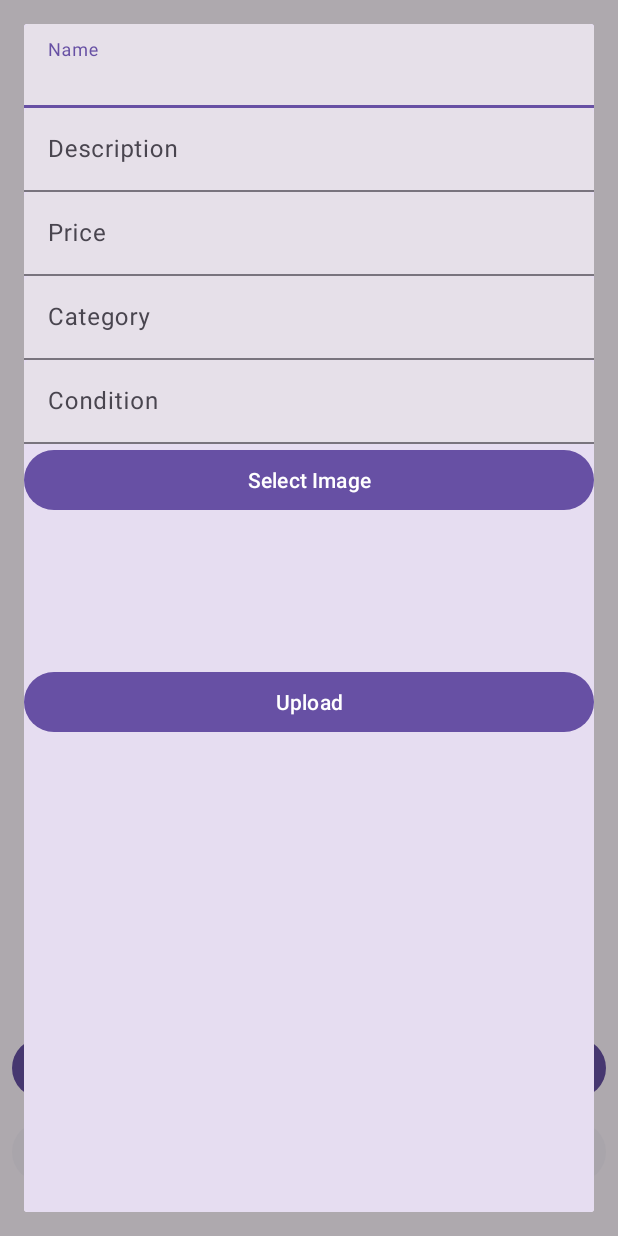
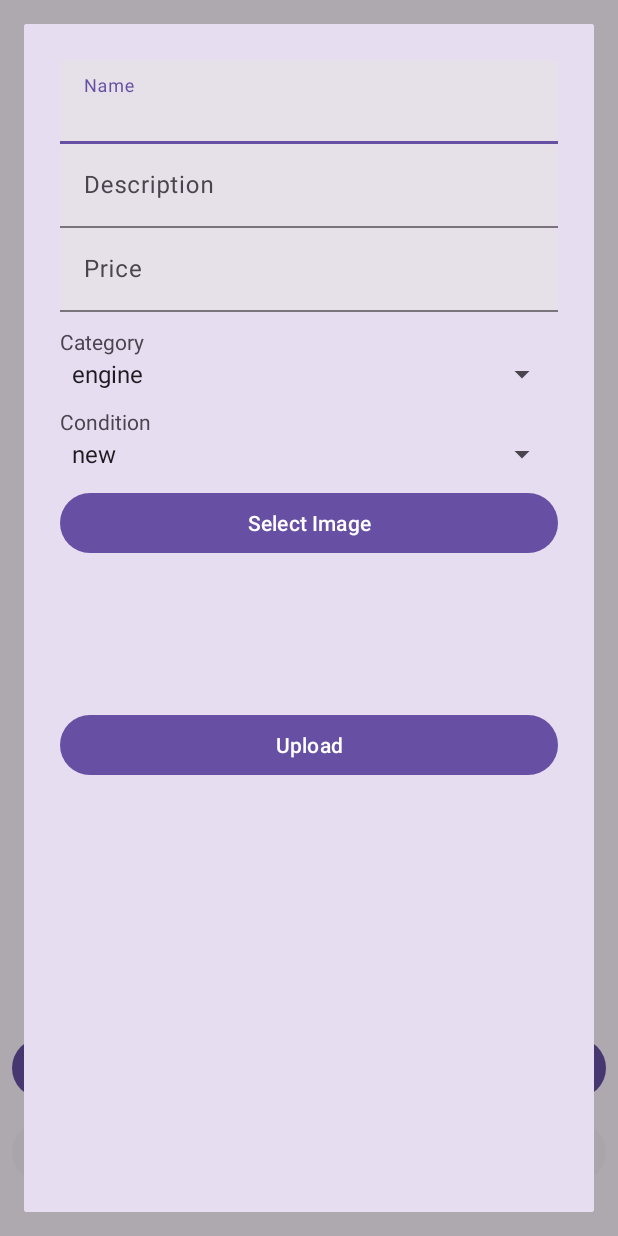
Before and after one commit to TheRealYT/PartSmart, an Android app built with Jetpack Compose: the fragment UploadProductFragment placed in its activity, on a phone screen of 412 x 824 dp. Run offline under Robolectric (Android 15) with nearby library versions, the phone set to English and light mode, and no system bars; pictures from the network do not load.

Commit message:
use spinner for predefined fields

```diff
--- a/app/src/main/java/et/com/partsmart/UploadProductFragment.kt
+++ b/app/src/main/java/et/com/partsmart/UploadProductFragment.kt
@@ -43,8 +43,8 @@ class UploadProductFragment : DialogFragment() {
             val name = binding.nameInput.text.toString().trim()
             val description = binding.descriptionInput.text.toString().trim()
             val price = binding.priceInput.text.toString().trim()
-            val category = binding.categoryInput.text.toString().trim()
-            val condition = binding.conditionInput.text.toString().trim()
+            val category = binding.categoryInput.selectedItem.toString().trim()
+            val condition = binding.conditionInput.selectedItem.toString().trim()
             val sellerId = (activity as HomeActivity).user.id
 
             if (name.isEmpty() || description.isEmpty() || price.isEmpty() ||
--- a/app/src/main/res/layout/fragment_upload_product.xml
+++ b/app/src/main/res/layout/fragment_upload_product.xml
@@ -12,28 +12,32 @@
         android:padding="16dp">
 
         <LinearLayout
-            android:orientation="vertical"
             android:layout_width="match_parent"
             android:layout_height="wrap_content"
             android:gravity="center_horizontal"
-            android:spacing="12dp">
+            android:orientation="vertical"
+            android:padding="24dp">
 
             <com.google.android.material.textfield.TextInputLayout
                 style="@style/Widget.Material3.TextInputLayout.FilledBox"
                 android:layout_width="match_parent"
                 android:layout_height="wrap_content"
                 android:hint="@string/product_name">
+
                 <com.google.android.material.textfield.TextInputEditText
                     android:id="@+id/nameInput"
                     android:layout_width="match_parent"
-                    android:layout_height="wrap_content" />
+                    android:layout_height="wrap_content"
+                    android:inputType="text"
+                    android:maxLines="1" />
             </com.google.android.material.textfield.TextInputLayout>
 
             <com.google.android.material.textfield.TextInputLayout
                 style="@style/Widget.Material3.TextInputLayout.FilledBox"
-                android:hint="@string/product_description"
                 android:layout_width="match_parent"
-                android:layout_height="wrap_content">
+                android:layout_height="wrap_content"
+                android:hint="@string/product_description">
+
                 <com.google.android.material.textfield.TextInputEditText
                     android:id="@+id/descriptionInput"
                     android:layout_width="match_parent"
@@ -42,58 +46,62 @@
 
             <com.google.android.material.textfield.TextInputLayout
                 style="@style/Widget.Material3.TextInputLayout.FilledBox"
-                android:hint="@string/price"
                 android:layout_width="match_parent"
-                android:layout_height="wrap_content">
+                android:layout_height="wrap_content"
+                android:hint="@string/price">
+
                 <com.google.android.material.textfield.TextInputEditText
                     android:id="@+id/priceInput"
-                    android:inputType="numberDecimal"
                     android:layout_width="match_parent"
-                    android:layout_height="wrap_content" />
+                    android:layout_height="wrap_content"
+                    android:inputType="numberDecimal" />
             </com.google.android.material.textfield.TextInputLayout>
 
-            <com.google.android.material.textfield.TextInputLayout
-                style="@style/Widget.Material3.TextInputLayout.FilledBox"
-                android:hint="@string/category"
+            <TextView
                 android:layout_width="match_parent"
-                android:layout_height="wrap_content">
-                <com.google.android.material.textfield.TextInputEditText
-                    android:id="@+id/categoryInput"
-                    android:layout_width="match_parent"
-                    android:layout_height="wrap_content" />
-            </com.google.android.material.textfield.TextInputLayout>
+                android:layout_height="wrap_content"
+                android:layout_marginTop="10dp"
+                android:text="@string/category" />
 
-            <com.google.android.material.textfield.TextInputLayout
-                style="@style/Widget.Material3.TextInputLayout.FilledBox"
-                android:hint="@string/condition"
+            <androidx.appcompat.widget.AppCompatSpinner
+                android:id="@+id/categoryInput"
                 android:layout_width="match_parent"
-                android:layout_height="wrap_content">
-                <com.google.android.material.textfield.TextInputEditText
-                    android:id="@+id/conditionInput"
-                    android:layout_width="match_parent"
-                    android:layout_height="wrap_content" />
-            </com.google.android.material.textfield.TextInputLayout>
+                android:layout_height="wrap_content"
+                android:entries="@array/categories" />
+
+            <TextView
+                android:layout_width="match_parent"
+                android:layout_height="wrap_content"
+                android:layout_marginTop="10dp"
+                android:text="@string/condition" />
+
+            <androidx.appcompat.widget.AppCompatSpinner
+                android:id="@+id/conditionInput"
+                android:layout_width="match_parent"
+                android:layout_height="wrap_content"
+                android:entries="@array/conditions" />
 
             <com.google.android.material.button.MaterialButton
                 android:id="@+id/selectImageButton"
+                style="@style/Widget.Material3.Button"
                 android:layout_width="match_parent"
                 android:layout_height="wrap_content"
-                android:text="@string/select_image"
-                style="@style/Widget.Material3.Button" />
+                android:layout_marginTop="10dp"
+                android:text="@string/select_image" />
 
             <ImageView
                 android:id="@+id/previewImage"
                 android:layout_width="100dp"
                 android:layout_height="100dp"
-                android:scaleType="centerCrop"
-                android:layout_gravity="center" />
+                android:layout_gravity="center"
+                android:scaleType="centerCrop" />
 
             <com.google.android.material.button.MaterialButton
                 android:id="@+id/uploadButton"
+                style="@style/Widget.Material3.Button"
                 android:layout_width="match_parent"
                 android:layout_height="wrap_content"
-                android:text="@string/upload"
-                style="@style/Widget.Material3.Button" />
+                android:text="@string/upload" />
         </LinearLayout>
     </androidx.core.widget.NestedScrollView>
 </com.google.android.material.card.MaterialCardView>
--- a/app/src/main/res/values/strings.xml
+++ b/app/src/main/res/values/strings.xml
@@ -78,4 +78,17 @@
     <string name="etb">ETB%1$s</string>
     <string name="price_etb">Price: ETB%1$s</string>
     <string name="msg_welcome">Welcome to PartSmart</string>
+
+    <string-array name="conditions">
+        <item>new</item>
+        <item>old</item>
+    </string-array>
+
+    <string-array name="categories">
+        <item>engine</item>
+        <item>exterior</item>
+        <item>interior</item>
+        <item>electronics</item>
+        <item>other</item>
+    </string-array>
 </resources>
```
